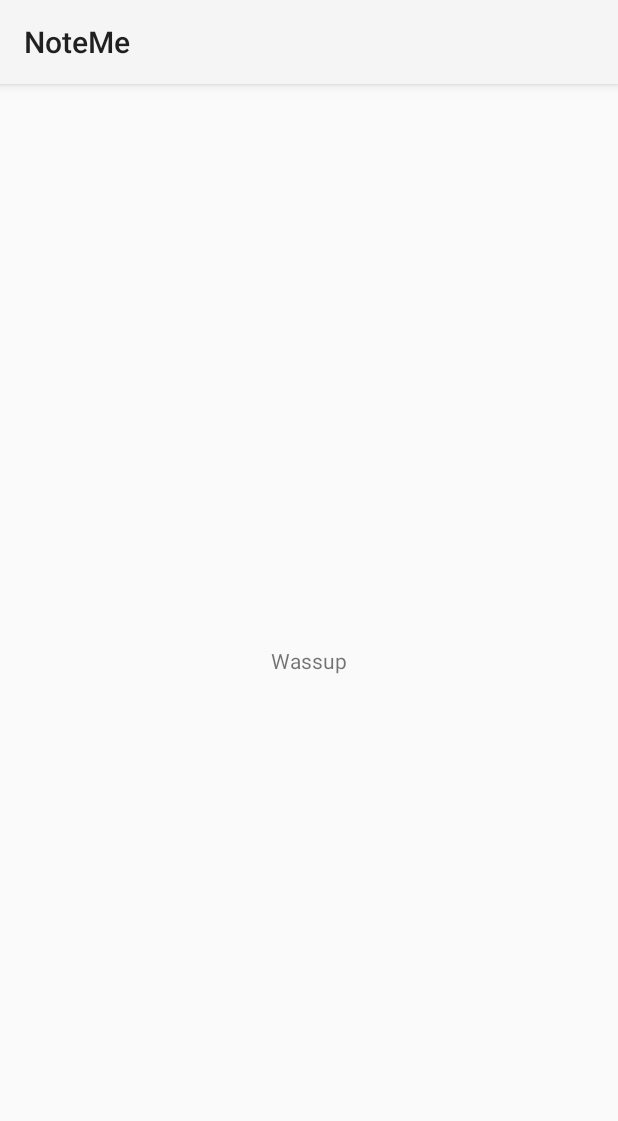
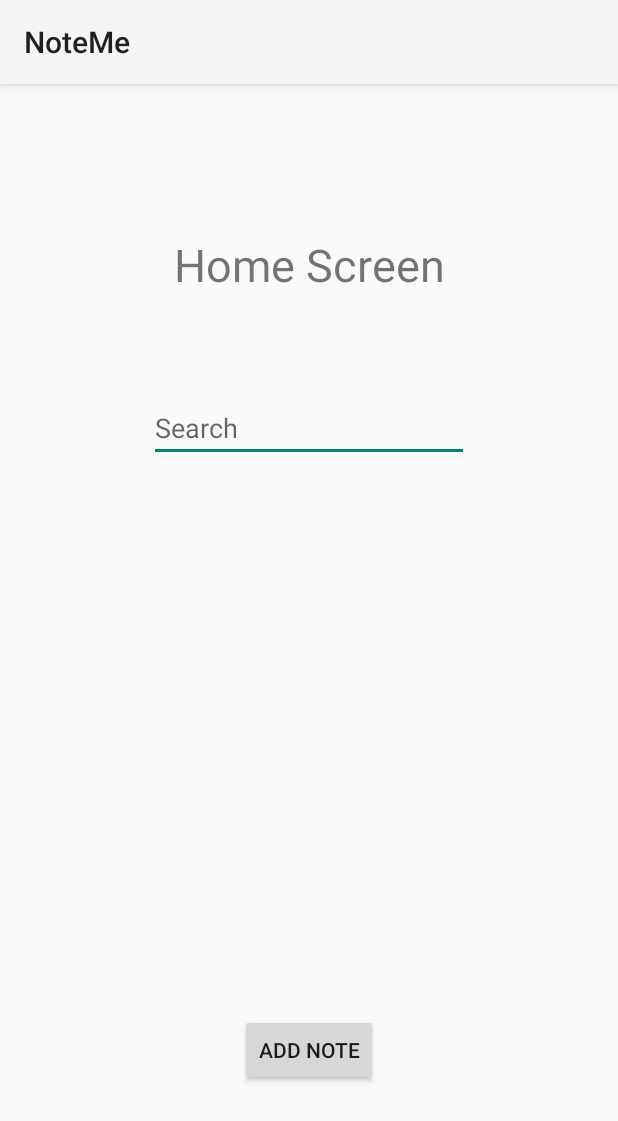
Before and after one commit to RajP99/NoteMe, an Android app: the screen it shows after launch (MainActivity before the commit, home after it), on a phone screen of 412 x 824 dp. Shown: the top 1121 px of the screen. Run offline under Robolectric (Android 15) with nearby library versions, the phone set to English and light mode, and no system bars.

Commit message:
Finished Lab 1

```diff
--- a/app/src/main/java/com/example/noteme/MainActivity.java
+++ b/app/src/main/java/com/example/noteme/MainActivity.java
@@ -2,6 +2,7 @@ package com.example.noteme;
 
 import androidx.appcompat.app.AppCompatActivity;
 
+import android.content.Intent;
 import android.os.Bundle;
 
 public class MainActivity extends AppCompatActivity {
@@ -10,5 +11,7 @@ public class MainActivity extends AppCompatActivity {
     protected void onCreate(Bundle savedInstanceState) {
         super.onCreate(savedInstanceState);
         setContentView(R.layout.activity_main);
+        Intent intent =  new Intent(MainActivity.this, home.class);
+        startActivity(intent);
     }
 }
--- a/app/src/main/java/com/example/noteme/home.java
+++ b/app/src/main/java/com/example/noteme/home.java
@@ -2,13 +2,31 @@ package com.example.noteme;
 
 import androidx.appcompat.app.AppCompatActivity;
 
+import android.content.Intent;
 import android.os.Bundle;
+import android.view.View;
+import android.widget.Button;
 
 public class home extends AppCompatActivity {
 
+    Button button;
     @Override
     protected void onCreate(Bundle savedInstanceState) {
         super.onCreate(savedInstanceState);
         setContentView(R.layout.home);
+        button = (Button) findViewById(R.id.button);
+
+
+
+
     }
+
+    public void newNote(View v){
+        Intent intent =  new Intent(home.this, new_note.class);
+        startActivity(intent);
+    }
+
+
+
+
 }
--- a/app/src/main/res/layout/home.xml
+++ b/app/src/main/res/layout/home.xml
@@ -6,4 +6,38 @@
     android:layout_height="match_parent"
     tools:context=".home">
 
+    <TextView
+        android:id="@+id/textView"
+        android:layout_width="wrap_content"
+        android:layout_height="wrap_content"
+        android:layout_marginTop="100dp"
+        android:text="Home Screen"
+        android:textSize="30sp"
+        app:layout_constraintEnd_toEndOf="parent"
+        app:layout_constraintStart_toStartOf="parent"
+        app:layout_constraintTop_toTopOf="parent" />
+
+    <Button
+        android:id="@+id/button"
+        android:layout_width="wrap_content"
+        android:layout_height="wrap_content"
+        android:layout_marginBottom="100dp"
+        android:onClick="newNote"
+        android:text="add note"
+        app:layout_constraintBottom_toBottomOf="parent"
+        app:layout_constraintEnd_toEndOf="parent"
+        app:layout_constraintStart_toStartOf="parent" />
+
+    <EditText
+        android:id="@+id/editTextTextPersonName2"
+        android:layout_width="wrap_content"
+        android:layout_height="wrap_content"
+        android:layout_marginTop="66dp"
+        android:ems="10"
+        android:hint="Search"
+        android:inputType="textPersonName"
+        app:layout_constraintEnd_toEndOf="parent"
+        app:layout_constraintStart_toStartOf="parent"
+        app:layout_constraintTop_toBottomOf="@+id/textView" />
+
 </androidx.constraintlayout.widget.ConstraintLayout>
```
Also changed, not shown: app/src/main/java/com/example/noteme/new_note.java (+7 -0 lines), app/src/main/res/layout/new_note.xml (+57 -0 lines).
